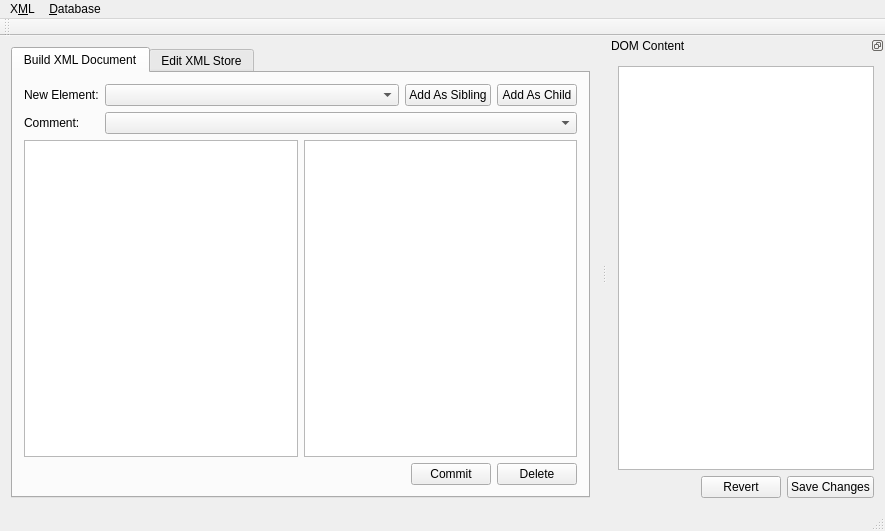
The window that GCXMLGenerator/gcmainwindow.ui (goblincoding/xmlmill) describes before a commit, drawn with Qt 5.
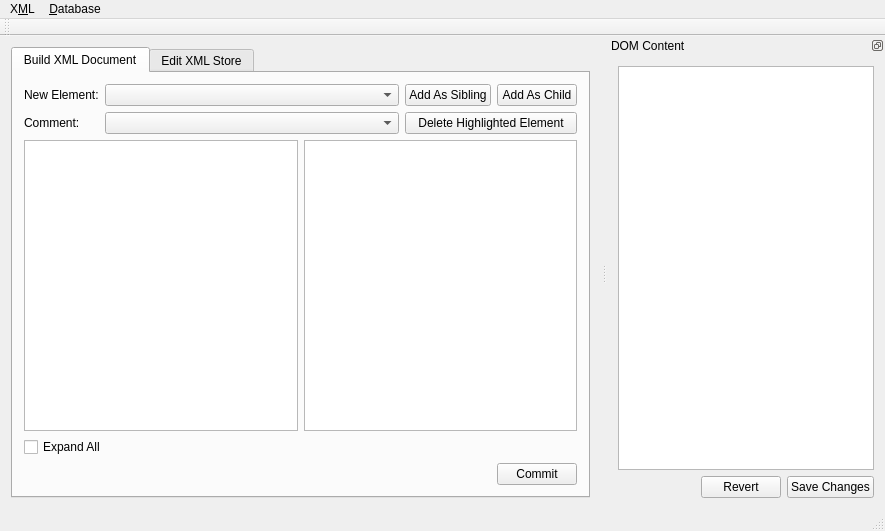
The same window after the commit. Icons and pictures are not drawn.

Commit message: Added "Expand All" checkbox and added a guard check against empty item names.

Patch:
```diff
--- a/GCXMLGenerator/gcmainwindow.ui
+++ b/GCXMLGenerator/gcmainwindow.ui
@@ -38,7 +38,7 @@
             </property>
            </widget>
           </item>
-          <item row="0" column="2">
+          <item row="0" column="3">
            <widget class="QComboBox" name="newElementComboBox">
             <property name="sizePolicy">
              <sizepolicy hsizetype="Expanding" vsizetype="Fixed">
@@ -48,14 +48,14 @@
             </property>
            </widget>
           </item>
-          <item row="0" column="3">
+          <item row="0" column="4">
            <widget class="QPushButton" name="addAsSiblingButton">
             <property name="text">
              <string>Add As Sibling</string>
             </property>
            </widget>
           </item>
-          <item row="0" column="4">
+          <item row="0" column="5">
            <widget class="QPushButton" name="addAsChildButton">
             <property name="text">
              <string>Add As Child</string>
@@ -69,7 +69,14 @@
             </property>
            </widget>
           </item>
-          <item row="1" column="2" colspan="3">
+          <item row="1" column="4" colspan="2">
+           <widget class="QPushButton" name="buildDeleteButton">
+            <property name="text">
+             <string>Delete Highlighted Element</string>
+            </property>
+           </widget>
+          </item>
+          <item row="1" column="3">
            <widget class="QComboBox" name="commentComboBox"/>
           </item>
          </layout>
@@ -131,6 +138,13 @@
           </item>
          </layout>
         </item>
+        <item>
+         <widget class="QCheckBox" name="expandAllCheckBox">
+          <property name="text">
+           <string>Expand All</string>
+          </property>
+         </widget>
+        </item>
         <item>
          <layout class="QHBoxLayout" name="buildXMLAddDeleteLayout">
           <item>
@@ -153,13 +167,6 @@
             </property>
            </widget>
           </item>
-          <item>
-           <widget class="QPushButton" name="buildDeleteButton">
-            <property name="text">
-             <string>Delete</string>
-            </property>
-           </widget>
-          </item>
          </layout>
         </item>
        </layout>
```
The commit also changes 2 other files.
